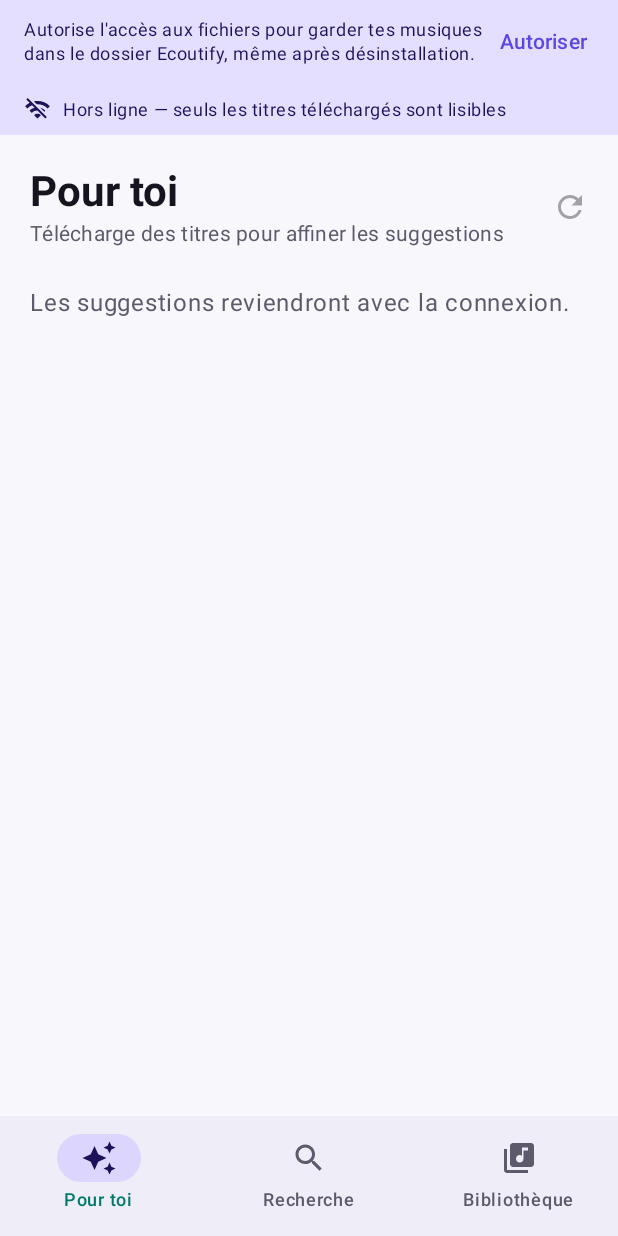
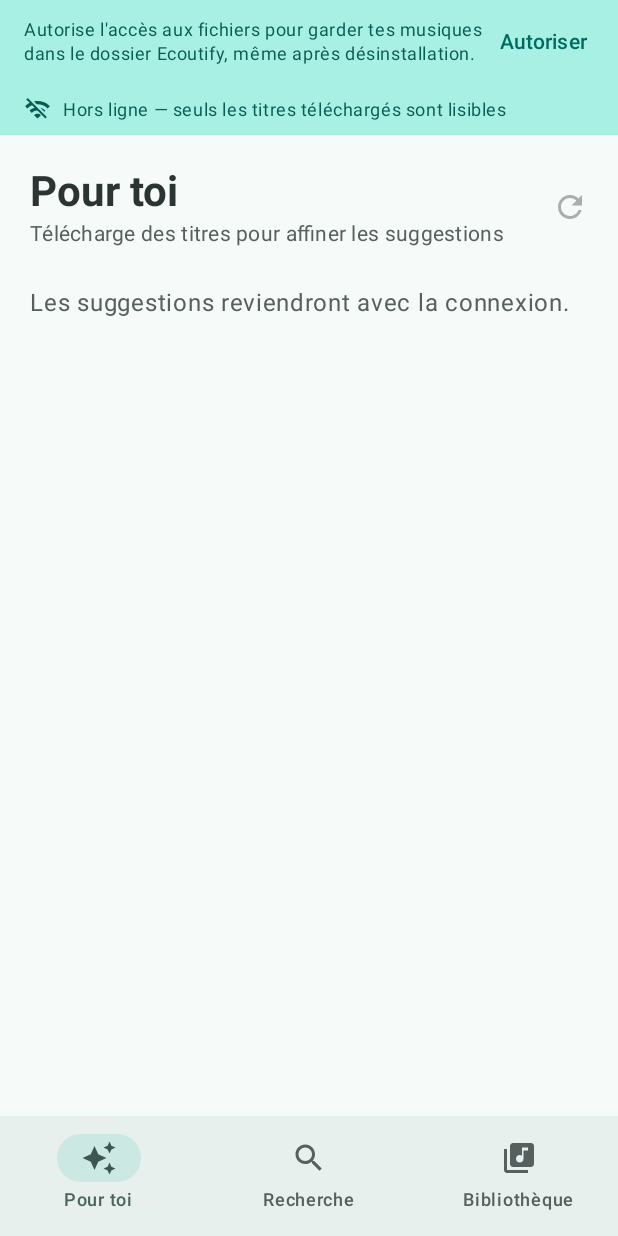
Before and after one commit to KrustyLeBot/Ecoutify, an Android app built with Jetpack Compose: the screen it shows after launch (MainActivity), on a phone screen of 412 x 824 dp. Run offline under Robolectric (Android 15) with nearby library versions, the phone set to English and light mode, and no system bars; libraries missing offline, so code that uses them is left out: org.schabi.newpipe; pictures from the network do not load; 11 statements that could not run were skipped.

Commit message:
Suite look: teal palette, shared shapes, new icon
Ecoutify's violet was next to Synchrotron's; it becomes teal (its former secondary color) so every app of the suite has its own accent. Same palette recipe and rounded shapes as the other apps, launcher, widget and shortcut icons in the suite style. The Windows app uses the same palette and icon.

Co-Authored-By: Claude Opus 5.5 <noreply@anthropic.com>
Claude-Session: https://claude.ai/code/session_01VBfqQxt5s9wj3HLU7zdY62

```diff
--- /dev/null
+++ b/app/src/main/java/app/ecoutify/ui/SuitePalette.kt
@@ -0,0 +1,100 @@
+// Generated: the same recipe in every app of the suite (Synchrotron, Griffonote, Ecoutify, Météorite).
+package app.ecoutify.ui
+
+import androidx.compose.foundation.shape.RoundedCornerShape
+import androidx.compose.material3.Shapes
+import androidx.compose.material3.darkColorScheme
+import androidx.compose.material3.lightColorScheme
+import androidx.compose.ui.graphics.Color
+import androidx.compose.ui.unit.dp
+
+/**
+ * Fixed brand colors (never the wallpaper's), from the app accent #1AAE9F: Material's tonal-spot
+ * scheme for surfaces and containers, the accent at full strength for `primary`.
+ */
+internal val SuiteLightColors = lightColorScheme(
+    primary = Color(0xFF006A61),
+    onPrimary = Color(0xFFFFFFFF),
+    primaryContainer = Color(0xFFA9F0E4),
+    onPrimaryContainer = Color(0xFF075C54),
+    inversePrimary = Color(0xFF5ADACA),
+    secondary = Color(0xFF4B6460),
+    onSecondary = Color(0xFFE3FFF9),
+    secondaryContainer = Color(0xFFCCE8E2),
+    onSecondaryContainer = Color(0xFF3D5652),
+    tertiary = Color(0xFF346578),
+    onTertiary = Color(0xFFF2FAFF),
+    tertiaryContainer = Color(0xFFADDFF5),
+    onTertiaryContainer = Color(0xFF1C5163),
+    background = Color(0xFFF6FAF8),
+    onBackground = Color(0xFF2A3432),
+    surface = Color(0xFFF6FAF8),
+    onSurface = Color(0xFF2A3432),
+    surfaceVariant = Color(0xFFDAE5E2),
+    onSurfaceVariant = Color(0xFF56615F),
+    surfaceTint = Color(0xFF006A61),
+    inverseSurface = Color(0xFF0A0F0E),
+    inverseOnSurface = Color(0xFF999E9C),
+    error = Color(0xFFA83836),
+    onError = Color(0xFFFFF7F6),
+    errorContainer = Color(0xFFFA746F),
+    onErrorContainer = Color(0xFF6E0A12),
+    outline = Color(0xFF727D7A),
+    outlineVariant = Color(0xFFA9B4B1),
+    scrim = Color(0xFF000000),
+    surfaceBright = Color(0xFFF6FAF8),
+    surfaceContainer = Color(0xFFE7F0ED),
+    surfaceContainerHigh = Color(0xFFE1EAE7),
+    surfaceContainerHighest = Color(0xFFDAE5E2),
+    surfaceContainerLow = Color(0xFFEEF5F2),
+    surfaceContainerLowest = Color(0xFFFFFFFF),
+    surfaceDim = Color(0xFFD1DCD9),
+)
+
+internal val SuiteDarkColors = darkColorScheme(
+    primary = Color(0xFF5ADACA),
+    onPrimary = Color(0xFF003732),
+    primaryContainer = Color(0xFF275B54),
+    onPrimaryContainer = Color(0xFFB8EEE4),
+    inversePrimary = Color(0xFF006A61),
+    secondary = Color(0xFFB1CCC7),
+    onSecondary = Color(0xFF2C4541),
+    secondaryContainer = Color(0xFF27403C),
+    onSecondaryContainer = Color(0xFFAAC5BF),
+    tertiary = Color(0xFFC2ECFF),
+    onTertiary = Color(0xFF27596C),
+    tertiaryContainer = Color(0xFFADDFF5),
+    onTertiaryContainer = Color(0xFF1C5163),
+    background = Color(0xFF0A0F0E),
+    onBackground = Color(0xFFDCE8E5),
+    surface = Color(0xFF0A0F0E),
+    onSurface = Color(0xFFDCE8E5),
+    surfaceVariant = Color(0xFF1E2826),
+    onSurfaceVariant = Color(0xFFA2ADAA),
+    surfaceTint = Color(0xFF5ADACA),
+    inverseSurface = Color(0xFFF6FAF8),
+    inverseOnSurface = Color(0xFF515655),
+    error = Color(0xFFFA746F),
+    onError = Color(0xFF490006),
+    errorContainer = Color(0xFF871F21),
+    onErrorContainer = Color(0xFFFF9993),
+    outline = Color(0xFF6D7875),
+    outlineVariant = Color(0xFF3F4A48),
+    scrim = Color(0xFF000000),
+    surfaceBright = Color(0xFF242E2C),
+    surfaceContainer = Color(0xFF131B1A),
+    surfaceContainerHigh = Color(0xFF192120),
+    surfaceContainerHighest = Color(0xFF1E2826),
+    surfaceContainerLow = Color(0xFF0E1513),
+    surfaceContainerLowest = Color(0xFF000000),
+    surfaceDim = Color(0xFF0A0F0E),
+)
+
+/** Rounded shapes shared by the whole suite. */
+internal val SuiteShapes = Shapes(
+    extraSmall = RoundedCornerShape(8.dp),
+    small = RoundedCornerShape(12.dp),
+    medium = RoundedCornerShape(16.dp),
+    large = RoundedCornerShape(24.dp),
+    extraLarge = RoundedCornerShape(32.dp),
+)
--- a/app/src/main/java/app/ecoutify/ui/Theme.kt
+++ b/app/src/main/java/app/ecoutify/ui/Theme.kt
@@ -4,60 +4,13 @@ import androidx.compose.foundation.isSystemInDarkTheme
 import androidx.compose.foundation.layout.fillMaxSize
 import androidx.compose.material3.MaterialTheme
 import androidx.compose.material3.Surface
-import androidx.compose.material3.darkColorScheme
-import androidx.compose.material3.lightColorScheme
 import androidx.compose.runtime.Composable
 import androidx.compose.ui.Modifier
-import androidx.compose.ui.graphics.Color
-
-private val DarkColors = darkColorScheme(
-    primary = Color(0xFFA99BFF),
-    onPrimary = Color(0xFF1A1442),
-    primaryContainer = Color(0xFF32296B),
-    onPrimaryContainer = Color(0xFFE9E5FF),
-    secondary = Color(0xFF4DE1C1),
-    onSecondary = Color(0xFF00382D),
-    secondaryContainer = Color(0xFF2E2766),
-    onSecondaryContainer = Color(0xFFEDE9FF),
-    background = Color(0xFF0B0B10),
-    onBackground = Color(0xFFF2F2F7),
-    surface = Color(0xFF0B0B10),
-    onSurface = Color(0xFFF2F2F7),
-    surfaceVariant = Color(0xFF24242F),
-    onSurfaceVariant = Color(0xFFA7A7B8),
-    surfaceContainer = Color(0xFF15151C),
-    surfaceContainerHigh = Color(0xFF1D1D26),
-    outline = Color(0xFF6E6E80),
-    outlineVariant = Color(0xFF2E2E3A),
-    error = Color(0xFFFF7A7A),
-)
-
-private val LightColors = lightColorScheme(
-    primary = Color(0xFF5B47E0),
-    onPrimary = Color(0xFFFFFFFF),
-    primaryContainer = Color(0xFFE4DFFF),
-    onPrimaryContainer = Color(0xFF1B1259),
-    secondary = Color(0xFF00796B),
-    onSecondary = Color(0xFFFFFFFF),
-    secondaryContainer = Color(0xFFDCD6FF),
-    onSecondaryContainer = Color(0xFF1B1259),
-    background = Color(0xFFF8F7FC),
-    onBackground = Color(0xFF16141F),
-    surface = Color(0xFFF8F7FC),
-    onSurface = Color(0xFF16141F),
-    surfaceVariant = Color(0xFFE3E0EE),
-    onSurfaceVariant = Color(0xFF5C5A6B),
-    surfaceContainer = Color(0xFFEFEDF7),
-    surfaceContainerHigh = Color(0xFFE6E3F2),
-    outline = Color(0xFF7A7889),
-    outlineVariant = Color(0xFFD2CFE0),
-    error = Color(0xFFB3261E),
-)
 
 /** Follows the system light/dark setting. The root Surface gives text a readable default color. */
 @Composable
 fun EcoutifyTheme(content: @Composable () -> Unit) {
-    MaterialTheme(colorScheme = if (isSystemInDarkTheme()) DarkColors else LightColors) {
+    MaterialTheme(colorScheme = if (isSystemInDarkTheme()) SuiteDarkColors else SuiteLightColors, shapes = SuiteShapes) {
         Surface(modifier = Modifier.fillMaxSize(), color = MaterialTheme.colorScheme.background, content = content)
     }
 }
--- a/app/src/main/res/drawable/ic_launcher_background.xml
+++ b/app/src/main/res/drawable/ic_launcher_background.xml
@@ -1,21 +1,12 @@
 <?xml version="1.0" encoding="utf-8"?>
+<!-- Suite icon background: diagonal gradient of the app accent (teal). -->
 <vector xmlns:android="http://schemas.android.com/apk/res/android"
     xmlns:aapt="http://schemas.android.com/aapt"
-    android:width="108dp"
-    android:height="108dp"
-    android:viewportWidth="108"
-    android:viewportHeight="108">
+    android:width="108dp" android:height="108dp" android:viewportWidth="108" android:viewportHeight="108">
     <path android:pathData="M0,0h108v108h-108z">
         <aapt:attr name="android:fillColor">
-            <gradient
-                android:startX="0"
-                android:startY="0"
-                android:endX="108"
-                android:endY="108"
-                android:type="linear">
-                <item android:color="#FF8B7BFF" android:offset="0.0" />
-                <item android:color="#FF2B2554" android:offset="1.0" />
-            </gradient>
+            <gradient android:type="linear" android:startX="10" android:startY="0" android:endX="98" android:endY="108"
+                android:startColor="#3FD4C2" android:endColor="#0A6E66" />
         </aapt:attr>
     </path>
 </vector>
--- a/app/src/main/res/drawable/ic_launcher_foreground.xml
+++ b/app/src/main/res/drawable/ic_launcher_foreground.xml
@@ -4,13 +4,16 @@
     android:height="108dp"
     android:viewportWidth="108"
     android:viewportHeight="108">
+    <!-- A music note and the sound it makes. -->
     <group
-        android:scaleX="1.9"
-        android:scaleY="1.9"
-        android:translateX="31.2"
-        android:translateY="31.2">
+        android:scaleX="2.5"
+        android:scaleY="2.5"
+        android:translateX="13"
+        android:translateY="24">
         <path
             android:fillColor="#FFFFFFFF"
             android:pathData="M12,3v10.55c-0.59,-0.34 -1.27,-0.55 -2,-0.55 -2.21,0 -4,1.79 -4,4s1.79,4 4,4 4,-1.79 4,-4V7h4V3h-6z" />
     </group>
+    <path android:pathData="M60,48 A9,9 0 0 1 60,62" android:strokeColor="#FFB5F5EC" android:strokeWidth="3.5" android:strokeLineCap="round" />
+    <path android:pathData="M66,42 A16,16 0 0 1 66,68" android:strokeColor="#FFB5F5EC" android:strokeWidth="3.5" android:strokeLineCap="round" />
 </vector>
--- a/app/src/main/res/drawable/ic_shortcut_shuffle.xml
+++ b/app/src/main/res/drawable/ic_shortcut_shuffle.xml
@@ -5,6 +5,6 @@
     android:viewportWidth="24"
     android:viewportHeight="24">
     <path
-        android:fillColor="#FF8B7BFF"
+        android:fillColor="#FF1AAE9F"
         android:pathData="M10.59,9.17L5.41,4 4,5.41l5.17,5.17 1.42,-1.41zM14.5,4l2.04,2.04L4,18.59 5.41,20 17.96,7.46 20,9.5L20,4h-5.5zM14.83,13.41l-1.41,1.41 3.13,3.13L14.5,20L20,20v-5.5l-2.04,2.04 -3.13,-3.13z" />
 </vector>
--- a/app/src/main/res/drawable/widget_icon.xml
+++ b/app/src/main/res/drawable/widget_icon.xml
@@ -9,13 +9,13 @@
     <path android:pathData="M16,0h40a16,16 0 0 1 16,16v40a16,16 0 0 1 -16,16h-40a16,16 0 0 1 -16,-16v-40a16,16 0 0 1 16,-16z">
         <aapt:attr name="android:fillColor">
             <gradient
-                android:startX="0"
+                android:startX="6.7"
                 android:startY="0"
-                android:endX="72"
+                android:endX="65.3"
                 android:endY="72"
                 android:type="linear">
-                <item android:color="#FF8B7BFF" android:offset="0.0" />
-                <item android:color="#FF2B2554" android:offset="1.0" />
+                <item android:color="#FF3FD4C2" android:offset="0.0" />
+                <item android:color="#FF0A6E66" android:offset="1.0" />
             </gradient>
         </aapt:attr>
     </path>
--- a/app/src/main/res/values-night/themes.xml
+++ b/app/src/main/res/values-night/themes.xml
@@ -1,7 +1,7 @@
 <?xml version="1.0" encoding="utf-8"?>
 <resources>
     <style name="Theme.Ecoutify" parent="android:Theme.Material.NoActionBar">
-        <item name="android:windowBackground">#0B0B10</item>
+        <item name="android:windowBackground">#0A0F0E</item>
         <item name="android:statusBarColor">@android:color/transparent</item>
         <item name="android:navigationBarColor">@android:color/transparent</item>
     </style>
--- a/app/src/main/res/values/themes.xml
+++ b/app/src/main/res/values/themes.xml
@@ -1,7 +1,7 @@
 <?xml version="1.0" encoding="utf-8"?>
 <resources>
     <style name="Theme.Ecoutify" parent="android:Theme.Material.Light.NoActionBar">
-        <item name="android:windowBackground">#F8F7FC</item>
+        <item name="android:windowBackground">#F6FAF8</item>
         <item name="android:statusBarColor">@android:color/transparent</item>
         <item name="android:navigationBarColor">@android:color/transparent</item>
     </style>
```
Also changed, not shown: 4 other files.
